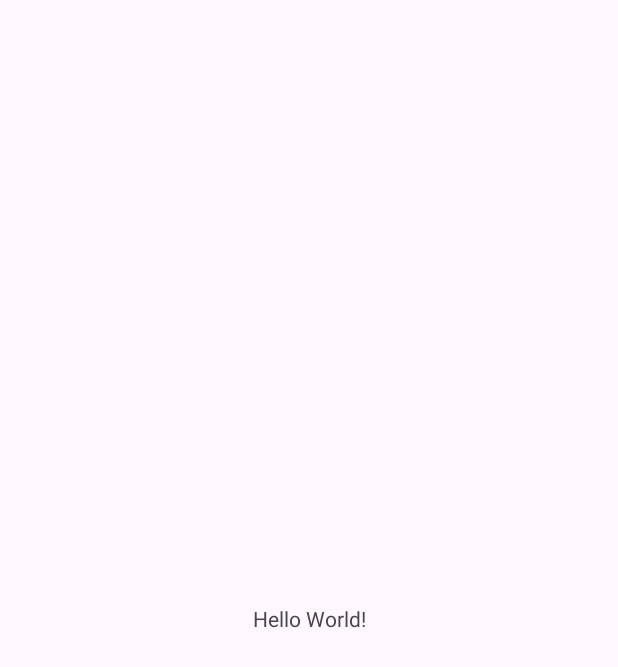
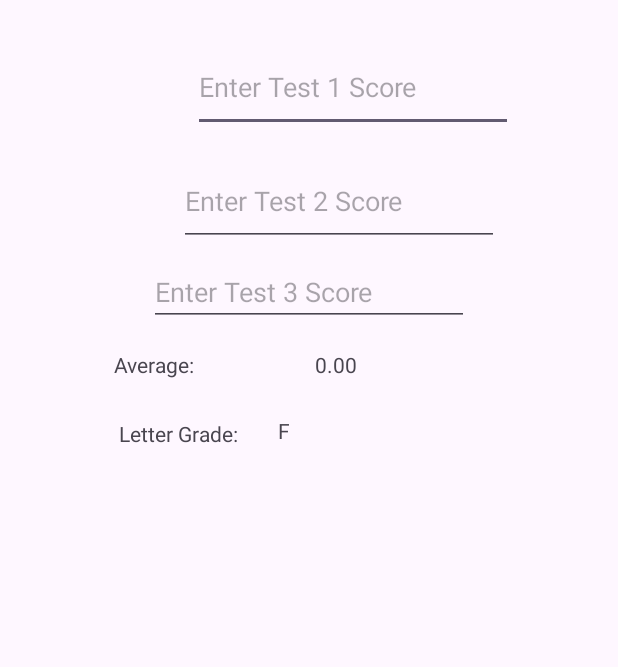
Before and after one commit to nniroula/Mobile_test1_part2, an Android app: the screen it shows after launch (MainActivity), on a phone screen of 412 x 824 dp. Before the commit the part shown is almost empty. Shown: the top 667 px of the screen. Run offline under Robolectric (Android 15) with nearby library versions, the phone set to English and light mode, and no system bars.

Commit message:
add text views and edit texts

```diff
--- a/app/src/main/res/layout/activity_main.xml
+++ b/app/src/main/res/layout/activity_main.xml
@@ -7,12 +7,91 @@
     tools:context=".MainActivity">
 
     <TextView
+        android:id="@+id/textView5"
+        android:layout_width="113dp"
+        android:layout_height="27dp"
+        android:layout_marginStart="8dp"
+        android:layout_marginTop="8dp"
+        android:text="@string/LetterGradeVal"
+        app:layout_constraintStart_toEndOf="@+id/textViewLetterGradeLabel"
+        app:layout_constraintTop_toBottomOf="@+id/textViewAverage" />
+
+    <TextView
+        android:id="@+id/textViewAverage"
+        android:layout_width="110dp"
+        android:layout_height="36dp"
+        android:layout_marginTop="16dp"
+        android:layout_marginEnd="32dp"
+        android:text="@string/Average"
+        app:layout_constraintEnd_toEndOf="parent"
+        app:layout_constraintStart_toEndOf="@+id/textViewAverageLabel"
+        app:layout_constraintTop_toBottomOf="@+id/editTextScore3" />
+
+    <EditText
+        android:id="@+id/editTextScore1"
         android:layout_width="wrap_content"
-        android:layout_height="wrap_content"
-        android:text="Hello World!"
-        app:layout_constraintBottom_toBottomOf="parent"
+        android:layout_height="60dp"
+        android:layout_marginStart="16dp"
+        android:layout_marginTop="28dp"
+        android:layout_marginEnd="16dp"
+        android:ems="10"
+        android:hint="@string/testOneHint"
+        android:inputType="text"
         app:layout_constraintEnd_toEndOf="parent"
+        app:layout_constraintHorizontal_bias="0.674"
         app:layout_constraintStart_toStartOf="parent"
         app:layout_constraintTop_toTopOf="parent" />
 
+    <EditText
+        android:id="@+id/editTextScore2"
+        android:layout_width="wrap_content"
+        android:layout_height="60dp"
+        android:layout_marginStart="16dp"
+        android:layout_marginTop="16dp"
+        android:layout_marginEnd="16dp"
+        android:ems="10"
+        android:hint="@string/TestTwo"
+        android:inputType="text"
+        app:layout_constraintEnd_toEndOf="parent"
+        app:layout_constraintHorizontal_bias="0.621"
+        app:layout_constraintStart_toStartOf="parent"
+        app:layout_constraintTop_toBottomOf="@+id/editTextScore1" />
+
+    <EditText
+        android:id="@+id/editTextScore3"
+        android:layout_width="wrap_content"
+        android:layout_height="wrap_content"
+        android:layout_marginStart="16dp"
+        android:layout_marginTop="8dp"
+        android:layout_marginEnd="16dp"
+        android:ems="10"
+        android:hint="@string/TestThreeHint"
+        android:inputType="text"
+        app:layout_constraintEnd_toEndOf="parent"
+        app:layout_constraintStart_toStartOf="parent"
+        app:layout_constraintTop_toBottomOf="@+id/editTextScore2" />
+
+    <TextView
+        android:id="@+id/textViewAverageLabel"
+        android:layout_width="73dp"
+        android:layout_height="38dp"
+        android:layout_marginStart="16dp"
+        android:layout_marginTop="16dp"
+        android:text="@string/AverageLabel"
+        app:layout_constraintEnd_toStartOf="@+id/textViewAverage"
+        app:layout_constraintStart_toStartOf="parent"
+        app:layout_constraintTop_toBottomOf="@+id/editTextScore3" />
+
+    <TextView
+        android:id="@+id/textViewLetterGradeLabel"
+        android:layout_width="98dp"
+        android:layout_height="29dp"
+        android:layout_marginStart="16dp"
+        android:layout_marginTop="8dp"
+        android:text="@string/LetterGrade"
+        app:layout_constraintEnd_toEndOf="parent"
+        app:layout_constraintHorizontal_bias="0.213"
+        app:layout_constraintStart_toStartOf="parent"
+        app:layout_constraintTop_toBottomOf="@+id/textViewAverageLabel" />
+
 </androidx.constraintlayout.widget.ConstraintLayout>
--- a/app/src/main/res/values/strings.xml
+++ b/app/src/main/res/values/strings.xml
@@ -1,3 +1,10 @@
 <resources>
     <string name="app_name">My Application</string>
+    <string name="testOneHint">Enter Test 1 Score</string>
+    <string name="TestTwo">Enter Test 2 Score</string>
+    <string name="TestThreeHint">Enter Test 3 Score</string>
+    <string name="AverageLabel">Average:</string>
+    <string name="Average">0.00</string>
+    <string name="LetterGrade">Letter Grade:</string>
+    <string name="LetterGradeVal">F</string>
 </resources>
```
